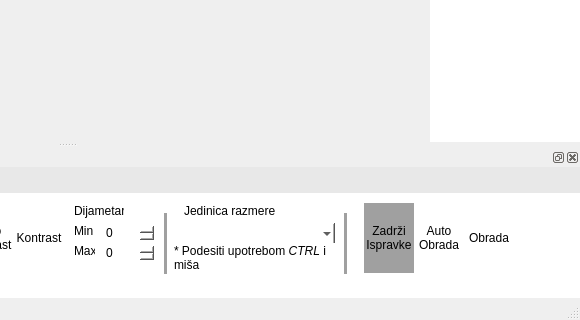
Before: the Qt Designer form main/src/ndtr/ndtr_app/mainwindow.ui in nik0la31/Application-of-pattern-recognition-algorithms-in-neutron-dosimetry, drawn with Qt 5; both pictures show x 446 to 1026 and y 301 to 621 of the 1026 by 621 pixel window.
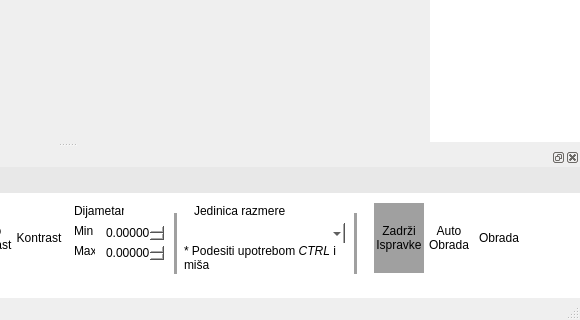
After: the same form once the commit is applied. Icons and pictures are not drawn.

```diff
--- a/main/src/ndtr/ndtr_app/mainwindow.ui
+++ b/main/src/ndtr/ndtr_app/mainwindow.ui
@@ -444,12 +444,12 @@
           <rect>
            <x>550</x>
            <y>50</y>
-           <width>51</width>
+           <width>61</width>
            <height>20</height>
           </rect>
          </property>
          <property name="decimals">
-          <number>0</number>
+          <number>5</number>
          </property>
          <property name="maximum">
           <double>9999.000000000000000</double>
@@ -463,7 +463,7 @@
           <rect>
            <x>550</x>
            <y>30</y>
-           <width>51</width>
+           <width>61</width>
            <height>20</height>
           </rect>
          </property>
@@ -474,7 +474,7 @@
           <string/>
          </property>
          <property name="decimals">
-          <number>0</number>
+          <number>5</number>
          </property>
          <property name="maximum">
           <double>9999.000000000000000</double>
@@ -525,7 +525,7 @@
         <widget class="QToolButton" name="btnProcessImage">
          <property name="geometry">
           <rect>
-           <x>910</x>
+           <x>920</x>
            <y>10</y>
            <width>50</width>
            <height>70</height>
@@ -573,7 +573,7 @@
         <widget class="QToolButton" name="btnAutoProcess">
          <property name="geometry">
           <rect>
-           <x>860</x>
+           <x>870</x>
            <y>10</y>
            <width>50</width>
            <height>70</height>
@@ -677,7 +677,7 @@
         <widget class="Line" name="line">
          <property name="geometry">
           <rect>
-           <x>610</x>
+           <x>620</x>
            <y>20</y>
            <width>3</width>
            <height>61</height>
@@ -693,7 +693,7 @@
         <widget class="QLabel" name="lblUnit">
          <property name="geometry">
           <rect>
-           <x>630</x>
+           <x>640</x>
            <y>10</y>
            <width>91</width>
            <height>16</height>
@@ -706,7 +706,7 @@
         <widget class="Line" name="line_2">
          <property name="geometry">
           <rect>
-           <x>790</x>
+           <x>800</x>
            <y>20</y>
            <width>3</width>
            <height>61</height>
@@ -722,7 +722,7 @@
         <widget class="QComboBox" name="cmbUnit">
          <property name="geometry">
           <rect>
-           <x>620</x>
+           <x>630</x>
            <y>30</y>
            <width>161</width>
            <height>22</height>
@@ -732,7 +732,7 @@
         <widget class="QLabel" name="lblUnitInfo">
          <property name="geometry">
           <rect>
-           <x>620</x>
+           <x>630</x>
            <y>50</y>
            <width>161</width>
            <height>31</height>
@@ -748,7 +748,7 @@
         <widget class="QToolButton" name="btnKeepManuals">
          <property name="geometry">
           <rect>
-           <x>810</x>
+           <x>820</x>
            <y>10</y>
            <width>50</width>
            <height>70</height>
```
Left out of the diff: 4 changed lines with no effect on the pictures.
